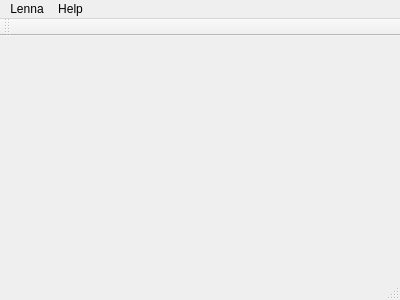
Before: the Qt Designer form lenna/mainwindow.ui in sanyaade-teachings/lenna, drawn with Qt 5.
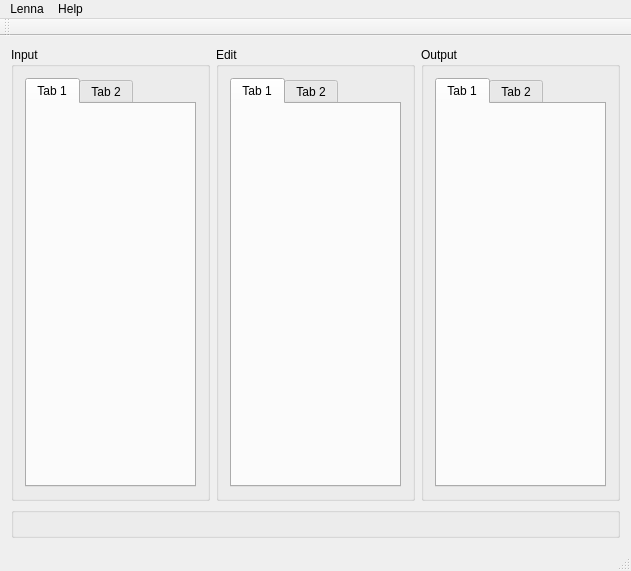
After: the same form once the commit is applied. Icons and pictures are not drawn.

The edit to the form file:
```diff
--- a/lenna/mainwindow.ui
+++ b/lenna/mainwindow.ui
@@ -6,8 +6,8 @@
    <rect>
     <x>0</x>
     <y>0</y>
-    <width>400</width>
-    <height>300</height>
+    <width>631</width>
+    <height>571</height>
    </rect>
   </property>
   <property name="windowTitle">
@@ -17,13 +17,92 @@
    <iconset resource="lenna.qrc">
     <normaloff>:/logo/lenna_logo</normaloff>:/logo/lenna_logo</iconset>
   </property>
-  <widget class="QWidget" name="centralWidget"/>
+  <widget class="QWidget" name="centralWidget">
+   <layout class="QGridLayout" name="gridLayout">
+    <item row="0" column="0">
+     <widget class="QGroupBox" name="inputGroupBox">
+      <property name="title">
+       <string>Input</string>
+      </property>
+      <layout class="QVBoxLayout" name="verticalLayout">
+       <item>
+        <widget class="QTabWidget" name="inputTabWidget">
+         <widget class="QWidget" name="tab">
+          <attribute name="title">
+           <string>Tab 1</string>
+          </attribute>
+         </widget>
+         <widget class="QWidget" name="tab_2">
+          <attribute name="title">
+           <string>Tab 2</string>
+          </attribute>
+         </widget>
+        </widget>
+       </item>
+      </layout>
+     </widget>
+    </item>
+    <item row="0" column="1">
+     <widget class="QGroupBox" name="editGroupBox">
+      <property name="title">
+       <string>Edit</string>
+      </property>
+      <layout class="QVBoxLayout" name="verticalLayout_2">
+       <item>
+        <widget class="QTabWidget" name="editTabWidget">
+         <widget class="QWidget" name="tab_3">
+          <attribute name="title">
+           <string>Tab 1</string>
+          </attribute>
+         </widget>
+         <widget class="QWidget" name="tab_4">
+          <attribute name="title">
+           <string>Tab 2</string>
+          </attribute>
+         </widget>
+        </widget>
+       </item>
+      </layout>
+     </widget>
+    </item>
+    <item row="0" column="2">
+     <widget class="QGroupBox" name="outputGroupBox">
+      <property name="title">
+       <string>Output</string>
+      </property>
+      <layout class="QVBoxLayout" name="verticalLayout_3">
+       <item>
+        <widget class="QTabWidget" name="outputTabWidget">
+         <widget class="QWidget" name="tab_5">
+          <attribute name="title">
+           <string>Tab 1</string>
+          </attribute>
+         </widget>
+         <widget class="QWidget" name="tab_6">
+          <attribute name="title">
+           <string>Tab 2</string>
+          </attribute>
+         </widget>
+        </widget>
+       </item>
+      </layout>
+     </widget>
+    </item>
+    <item row="1" column="0" colspan="3">
+     <widget class="QGroupBox" name="groupBox_4">
+      <property name="title">
+       <string/>
+      </property>
+     </widget>
+    </item>
+   </layout>
+  </widget>
   <widget class="QMenuBar" name="menuBar">
    <property name="geometry">
     <rect>
      <x>0</x>
      <y>0</y>
-     <width>400</width>
+     <width>631</width>
      <height>21</height>
     </rect>
    </property>
```
